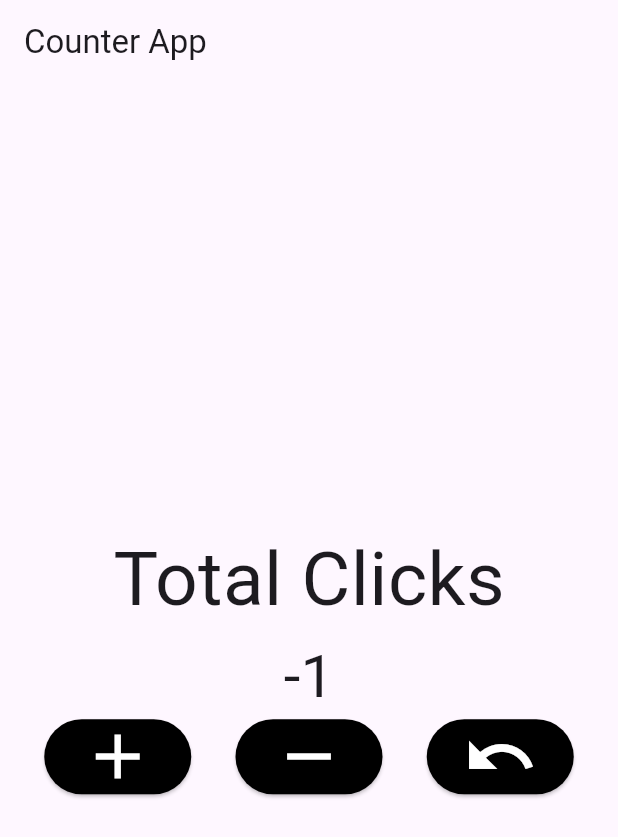
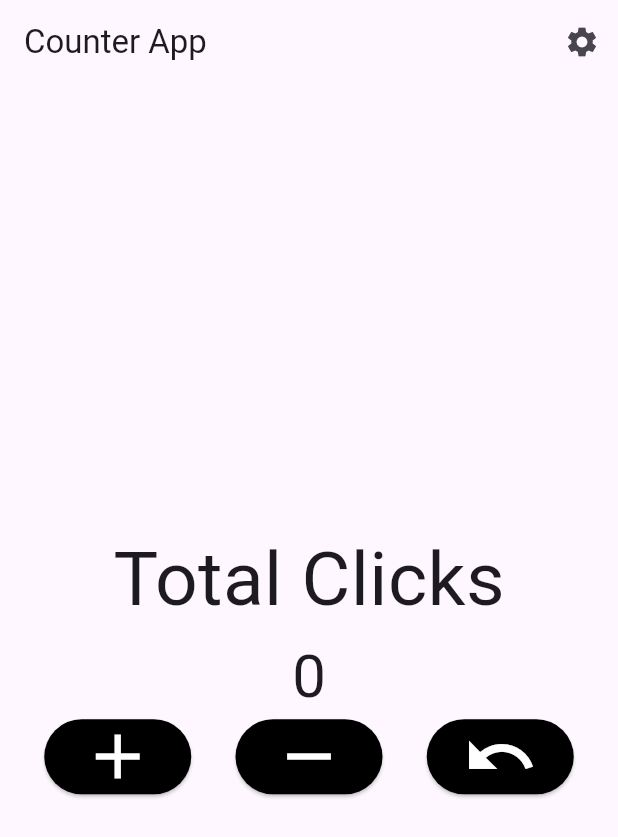
Before and after one commit to krishpansara/flutter-project, a Flutter app: the screen it shows after launch, after a tap on the "remove" icon, on a phone screen of 412 x 824 dp. Shown: the top 837 px of the screen. Run offline on Flutter 3.47's test engine with Material 3 defaults, Android fonts, the phone set to English and light mode, and no system bars; our stand-ins replace get.

Commit message:
modified counter

```diff
--- a/first/lib/counter/conter_controller.dart
+++ b/first/lib/counter/conter_controller.dart
@@ -1,25 +1,28 @@
+import 'package:flutter/widgets.dart';
 import 'package:get/get.dart';
-
+import 'counter_screen.dart';
 
 class CounterController extends GetxController {
   RxInt count = 0.obs;
-
-
+  RxInt limit = 0.obs;
+  TextEditingController limitTxtController = TextEditingController();
   void increment() {
-    if(count.value < limit){
+    if (count.value < limit.value) {
       count.value++;
     }
   }
 
   void decrement() {
-    count.value--;
+    if (count.value > 0) count.value--;
   }
 
   void reset() {
     count.value = 0;
   }
 
-  void  setLimit(int limit) {
-    limit = Get.arguments['limit'];
+  void saveLimit() {
+    limit.value = int.parse(limitTxtController.text);
+    print(limitTxtController.text);
+    Get.off(CounterScreen());
   }
 }
--- a/first/lib/counter/counter_screen.dart
+++ b/first/lib/counter/counter_screen.dart
@@ -1,16 +1,24 @@
 import 'package:first/counter/conter_controller.dart';
+import 'package:first/counter/setting_screen.dart';
 import 'package:flutter/material.dart';
 import 'package:get/get.dart';
 
-// ignore: must_be_immutable
 class CounterScreen extends StatelessWidget {
-  CounterController controller = CounterController();
-
-  CounterScreen({super.key});
+  CounterController controller = Get.find<CounterController>();
   @override
   Widget build(BuildContext context) {
     return Scaffold(
-      appBar: AppBar(title: Text('Counter App')),
+      appBar: AppBar(
+        title: Text('Counter App'),
+        actions: [
+          IconButton(
+            onPressed: (){
+              Get.off(SettingsScreen());
+            },
+            icon: Icon(Icons.settings)
+            )
+          ],
+        ),
       body: Column(
         mainAxisAlignment: MainAxisAlignment.center,
         children: [
```
Also changed, not shown: first/lib/counter/setting_screen.dart (+38 -0 lines).
